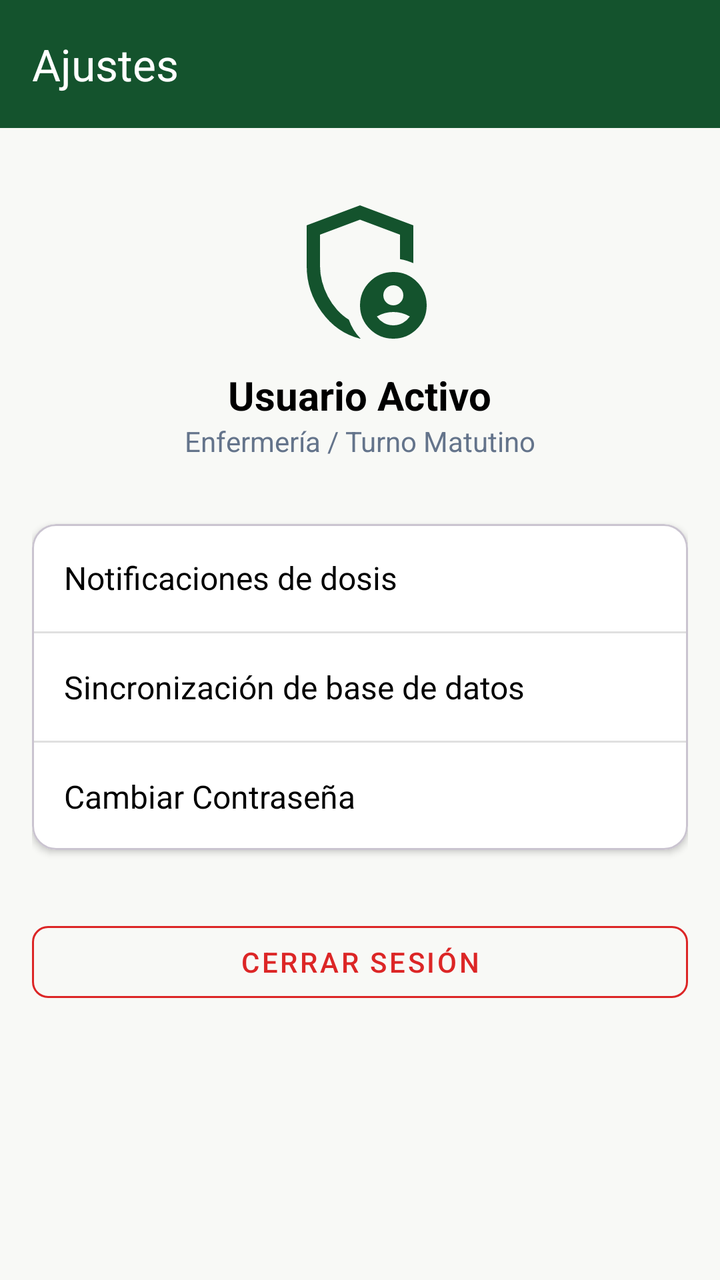
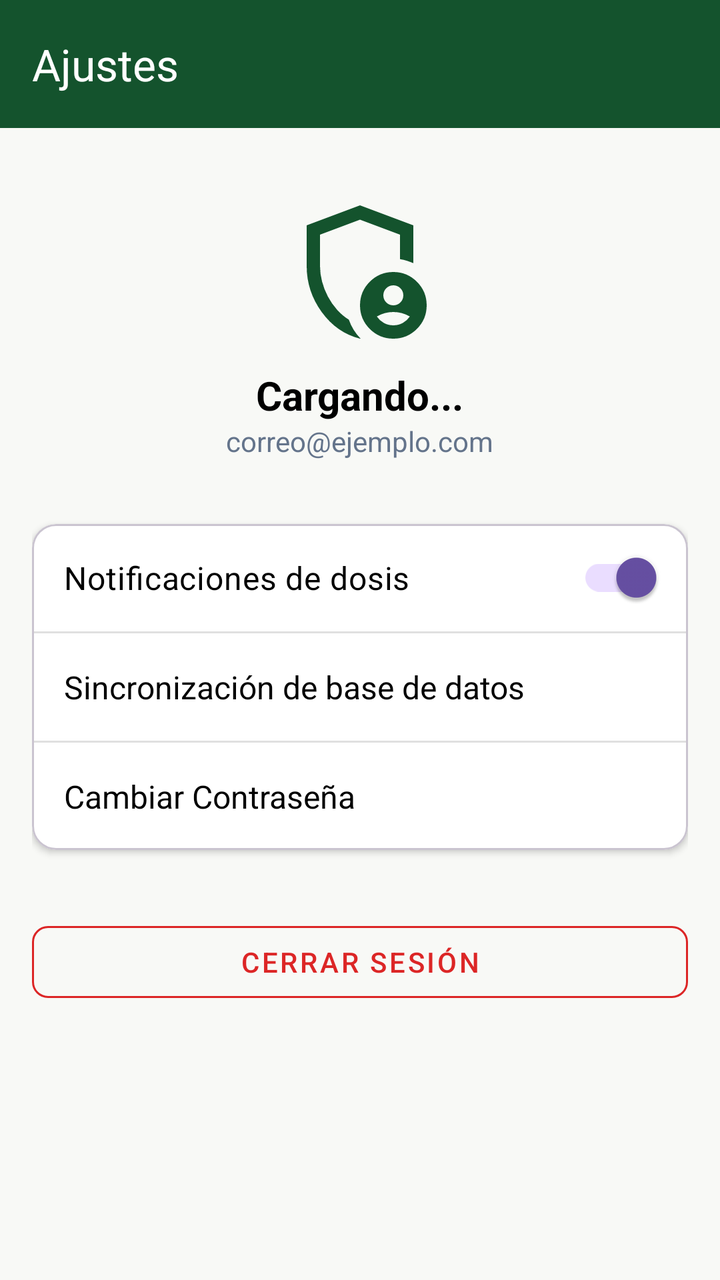

Two renders of the same Android screen: before a commit and after it. Below are the layout's source before the change and the commit's diff.
<!-- AndroidManifest.xml: application theme Theme.ControlDeMedicamentos -->
<!-- res/layout/activity_ajustes.xml -->
<?xml version="1.0" encoding="utf-8"?>
<LinearLayout xmlns:android="http://schemas.android.com/apk/res/android"
    xmlns:app="http://schemas.android.com/apk/res-auto"
    android:layout_width="match_parent"
    android:layout_height="match_parent"
    android:orientation="vertical"
    android:background="@color/bg_screen">

    <androidx.appcompat.widget.Toolbar
        android:id="@+id/toolbar"
        android:layout_width="match_parent"
        android:layout_height="?attr/actionBarSize"
        android:background="@color/primary_green"
        app:title="Ajustes"
        app:titleTextColor="@color/white" />

    <androidx.core.widget.NestedScrollView
        android:layout_width="match_parent"
        android:layout_height="match_parent"
        android:fillViewport="true">

        <LinearLayout
            android:layout_width="match_parent"
            android:layout_height="wrap_content"
            android:orientation="vertical"
            android:padding="16dp">

            
            <LinearLayout
                android:layout_width="match_parent"
                android:layout_height="wrap_content"
                android:orientation="vertical"
                android:gravity="center"
                android:layout_marginBottom="32dp"
                android:layout_marginTop="16dp">

                <ImageView
                    android:layout_width="80dp"
                    android:layout_height="80dp"
                    android:src="@drawable/ic_ajustes"
                    app:tint="@color/primary_green"
                    android:layout_marginBottom="8dp"/>

                <TextView
                    android:layout_width="wrap_content"
                    android:layout_height="wrap_content"
                    android:text="Usuario Activo"
                    android:textSize="20sp"
                    android:textStyle="bold"
                    android:textColor="@color/black"/>

                <TextView
                    android:layout_width="wrap_content"
                    android:layout_height="wrap_content"
                    android:text="Enfermería / Turno Matutino"
                    android:textSize="14sp"
                    android:textColor="@color/text_grey"/>
            </LinearLayout>

            
            <com.google.android.material.card.MaterialCardView
                android:layout_width="match_parent"
                android:layout_height="wrap_content"
                app:cardCornerRadius="12dp"
                app:cardElevation="2dp"
                app:cardBackgroundColor="@color/white">

                <LinearLayout
                    android:layout_width="match_parent"
                    android:layout_height="wrap_content"
                    android:orientation="vertical">

                    <TextView
                        android:layout_width="match_parent"
                        android:layout_height="wrap_content"
                        android:text="Notificaciones de dosis"
                        android:textColor="@color/black"
                        android:textSize="16sp"
                        android:padding="16dp"/>

                    <View
                        android:layout_width="match_parent"
                        android:layout_height="1dp"
                        android:background="#E0E0E0"/>

                    <TextView
                        android:layout_width="match_parent"
                        android:layout_height="wrap_content"
                        android:text="Sincronización de base de datos"
                        android:textColor="@color/black"
                        android:textSize="16sp"
                        android:padding="16dp"/>

                    <View
                        android:layout_width="match_parent"
                        android:layout_height="1dp"
                        android:background="#E0E0E0"/>

                    <TextView
                        android:layout_width="match_parent"
                        android:layout_height="wrap_content"
                        android:text="Cambiar Contraseña"
                        android:textColor="@color/black"
                        android:textSize="16sp"
                        android:padding="16dp"/>

                </LinearLayout>
            </com.google.android.material.card.MaterialCardView>

            <com.google.android.material.button.MaterialButton
                android:id="@+id/btnCerrarSesion"
                style="@style/Widget.MaterialComponents.Button.OutlinedButton"
                android:layout_width="match_parent"
                android:layout_height="wrap_content"
                android:layout_marginTop="32dp"
                android:text="Cerrar Sesión"
                app:cornerRadius="8dp"
                app:strokeColor="@color/red_alert_text"
                android:textColor="@color/red_alert_text"/>

        </LinearLayout>
    </androidx.core.widget.NestedScrollView>
</LinearLayout>
<!-- resources referenced by this layout -->
<resources>
  <color name="bg_screen">#F8F9F6</color>
  <color name="black">#FF000000</color>
  <color name="primary_green">#14532D</color>
  <color name="red_alert_text">#DC2626</color>
  <color name="text_grey">#64748B</color>
  <color name="white">#FFFFFFFF</color>
  <!-- drawable ic_ajustes (drawable) -->
  <vector xmlns:android="http://schemas.android.com/apk/res/android" android:height="24dp" android:tint="#000000" android:viewportHeight="960" android:viewportWidth="960" android:width="24dp">
        
      <path android:fillColor="@android:color/white" android:pathData="M722.5,662.5Q740,645 740,620Q740,595 722.5,577.5Q705,560 680,560Q655,560 637.5,577.5Q620,595 620,620Q620,645 637.5,662.5Q655,680 680,680Q705,680 722.5,662.5ZM680,800Q711,800 737,785.5Q763,771 779,747Q757,734 732,727Q707,720 680,720Q653,720 628,727Q603,734 581,747Q597,771 623,785.5Q649,800 680,800ZM480,880Q341,845 250.5,720.5Q160,596 160,444L160,200L480,80L800,200L800,427Q781,419 761,412.5Q741,406 720,403L720,256L480,166L240,256L240,444Q240,491 252.5,538Q265,585 287.5,627.5Q310,670 342,706Q374,742 413,766L413,766Q424,798 442,827Q460,856 483,879Q482,879 481.5,879.5Q481,880 480,880ZM680,880Q597,880 538.5,821.5Q480,763 480,680Q480,597 538.5,538.5Q597,480 680,480Q763,480 821.5,538.5Q880,597 880,680Q880,763 821.5,821.5Q763,880 680,880ZM480,466L480,466Q480,466 480,466Q480,466 480,466Q480,466 480,466Q480,466 480,466L480,466L480,466L480,466L480,466Q480,466 480,466Q480,466 480,466Q480,466 480,466Q480,466 480,466Q480,466 480,466Q480,466 480,466Z"/>
      
  </vector>
  <style name="Theme.ControlDeMedicamentos" parent="Base.Theme.ControlDeMedicamentos" />
  <style name="Base.Theme.ControlDeMedicamentos" parent="Theme.Material3.DayNight.NoActionBar">
          
          
      </style>
</resources>

<!-- the commit's change to res/layout/activity_ajustes.xml (unified diff, before → after) -->
@@ -25,7 +25,6 @@
             android:orientation="vertical"
             android:padding="16dp">
 
-            
             <LinearLayout
                 android:layout_width="match_parent"
                 android:layout_height="wrap_content"
@@ -42,22 +41,23 @@
                     android:layout_marginBottom="8dp"/>
 
                 <TextView
+                    android:id="@+id/tvAjustesNombre"
                     android:layout_width="wrap_content"
                     android:layout_height="wrap_content"
-                    android:text="Usuario Activo"
+                    android:text="Cargando..."
                     android:textSize="20sp"
                     android:textStyle="bold"
                     android:textColor="@color/black"/>
 
                 <TextView
+                    android:id="@+id/tvAjustesCorreo"
                     android:layout_width="wrap_content"
                     android:layout_height="wrap_content"
-                    android:text="Enfermería / Turno Matutino"
+                    android:text="correo@ejemplo.com"
                     android:textSize="14sp"
                     android:textColor="@color/text_grey"/>
             </LinearLayout>
 
-            
             <com.google.android.material.card.MaterialCardView
                 android:layout_width="match_parent"
                 android:layout_height="wrap_content"
@@ -70,39 +70,49 @@
                     android:layout_height="wrap_content"
                     android:orientation="vertical">
 
-                    <TextView
+                    <androidx.appcompat.widget.SwitchCompat
+                        android:id="@+id/switchNotificaciones"
                         android:layout_width="match_parent"
                         android:layout_height="wrap_content"
                         android:text="Notificaciones de dosis"
+                        android:padding="16dp"
+                        android:checked="true"
                         android:textColor="@color/black"
-                        android:textSize="16sp"
-                        android:padding="16dp"/>
+                        android:textSize="16sp"/>
 
-                    <View
-                        android:layout_width="match_parent"
-                        android:layout_height="1dp"
-                        android:background="#E0E0E0"/>
+                    <View android:layout_width="match_parent" android:layout_height="1dp" android:background="#E0E0E0"/>
 
-                    <TextView
+                    <LinearLayout
+                        android:id="@+id/llBtnSincronizar"
                         android:layout_width="match_parent"
                         android:layout_height="wrap_content"
-                        android:text="Sincronización de base de datos"
-                        android:textColor="@color/black"
-                        android:textSize="16sp"
-                        android:padding="16dp"/>
+                        android:orientation="vertical"
+                        android:background="?attr/selectableItemBackground"
+                        android:padding="16dp">
+                        <TextView
+                            android:layout_width="wrap_content"
+                            android:layout_height="wrap_content"
+                            android:text="Sincronización de base de datos"
+                            android:textColor="@color/black"
+                            android:textSize="16sp"/>
+                    </LinearLayout>
 
-                    <View
-                        android:layout_width="match_parent"
-                        android:layout_height="1dp"
-                        android:background="#E0E0E0"/>
+                    <View android:layout_width="match_parent" android:layout_height="1dp" android:background="#E0E0E0"/>
 
-                    <TextView
+                    <LinearLayout
+                        android:id="@+id/llBtnCambiarPassword"
                         android:layout_width="match_parent"
                         android:layout_height="wrap_content"
-                        android:text="Cambiar Contraseña"
-                        android:textColor="@color/black"
-                        android:textSize="16sp"
-                        android:padding="16dp"/>
+                        android:orientation="vertical"
+                        android:background="?attr/selectableItemBackground"
+                        android:padding="16dp">
+                        <TextView
+                            android:layout_width="wrap_content"
+                            android:layout_height="wrap_content"
+                            android:text="Cambiar Contraseña"
+                            android:textColor="@color/black"
+                            android:textSize="16sp"/>
+                    </LinearLayout>
 
                 </LinearLayout>
             </com.google.android.material.card.MaterialCardView>
